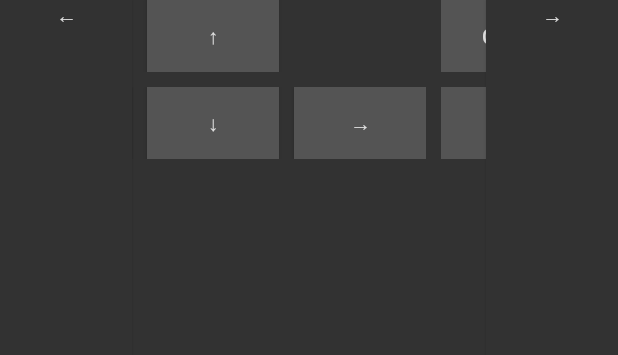
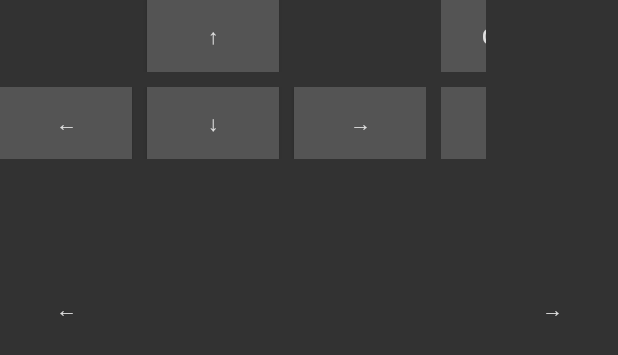
Before and after one commit to why-2004/BluetoothTouchpad2, an Android app: the layout activity_keyboard.xml on its own in the app's theme, with its tools: preview values and no code run, on a phone screen of 412 x 824 dp. Shown: the top 355 px of the screen. Run offline under Robolectric (Android 15) with nearby library versions, the light colour scheme and no system bars.

Commit message:
1.1  Localised  Keyboard bug fixed

```diff
--- a/app/src/main/AndroidManifest.xml
+++ b/app/src/main/AndroidManifest.xml
@@ -9,9 +9,9 @@
     <application
         android:name=".ArchLifecycleApp"
         android:allowBackup="true"
-        android:icon="@mipmap/ic_launcher"
+        android:icon="@drawable/ic_mouse_black_24dp"
         android:label="@string/app_name"
-        android:roundIcon="@mipmap/ic_launcher_round"
+        android:roundIcon="@drawable/ic_mouse_black_24dp"
         android:supportsRtl="true"
         android:theme="@style/AppTheme"
         tools:ignore="AllowBackup,GoogleAppIndexingWarning">
--- a/app/src/main/java/com/why/bluetoothtouchpad2/ControllerActivity.kt
+++ b/app/src/main/java/com/why/bluetoothtouchpad2/ControllerActivity.kt
@@ -102,10 +102,6 @@ class ControllerActivity : Activity() {
 
             mainHandler.post { println("zaijian") }
         }
-    }
-
-    override fun onRestart() {
-        super.onRestart()
     }
 
     fun rush(view: View)         {
--- a/app/src/main/java/com/why/bluetoothtouchpad2/KeyboardActivity.kt
+++ b/app/src/main/java/com/why/bluetoothtouchpad2/KeyboardActivity.kt
@@ -50,7 +50,7 @@ class KeyboardActivity : Activity() {
     public override fun onStop() {
         super.onStop()
         //imm.toggleSoftInput(InputMethodManager.SHOW_FORCED,0)
-        var view: View? = this.getCurrentFocus()
+        var view: View? = this.currentFocus
         if (view == null) {
             view = View(this)
         }
@@ -192,7 +192,7 @@ class KeyboardActivity : Activity() {
             Main.mp?.start()
             when(m.action){
                 MotionEvent.ACTION_DOWN->{
-                    rKeyboardSender?.sendKeyOn(KeyboardReport.KeyEventMap[KeyEvent.KEYCODE_DEL])
+                    rKeyboardSender?.sendKeyOn(KeyboardReport.KeyEventMap[KeyEvent.KEYCODE_FORWARD_DEL])
                 }
                 MotionEvent.ACTION_UP->{
                     rKeyboardSender?.sendKeyOff()
--- /dev/null
+++ b/app/src/main/res/drawable/ic_mouse_black_24dp.xml
@@ -0,0 +1,5 @@
+<vector android:height="24dp" android:tint="#E0E0E0"
+    android:viewportHeight="24.0" android:viewportWidth="24.0"
+    android:width="24dp" xmlns:android="http://schemas.android.com/apk/res/android">
+    <path android:fillColor="#FF000000" android:pathData="M13,1.07L13,9h7c0,-4.08 -3.05,-7.44 -7,-7.93zM4,15c0,4.42 3.58,8 8,8s8,-3.58 8,-8v-4L4,11v4zM11,1.07C7.05,1.56 4,4.92 4,9h7L11,1.07z"/>
+</vector>
--- a/app/src/main/res/layout/activity_keyboard.xml
+++ b/app/src/main/res/layout/activity_keyboard.xml
@@ -14,17 +14,24 @@
         android:layout_height="0dp"
         android:layout_weight="0.8"
         android:weightSum="1">
-
-        <Button
+<LinearLayout
     android:layout_width="wrap_content"
     android:layout_height="match_parent"
     android:layout_gravity="left"
+android:weightSum="1"
+    android:orientation="vertical">
+    <Button
+        android:layout_width="wrap_content"
+        android:layout_height="0dp"
         android:background="#323232"
-            android:gravity="center_horizontal"
+        android:gravity="center"
         android:onClick="moveLeft"
+        android:layout_weight="0.5"
         android:text="@string/left"
         android:textColor="#E0E0E0"
         tools:ignore="HardcodedText,NestedWeights,RtlHardcoded" />
+</LinearLayout>
+
 
         <LinearLayout
             android:layout_width="wrap_content"
@@ -170,17 +177,25 @@
 
         </LinearLayout>
 
-
-        <Button
+        <LinearLayout
             android:layout_width="wrap_content"
             android:layout_height="match_parent"
             android:layout_gravity="right"
+            android:weightSum="1"
+            android:orientation="vertical">
+            <Button
+                android:layout_width="wrap_content"
+                android:layout_height="0dp"
+                android:layout_gravity="right"
                 android:background="#323232"
-            android:gravity="center_horizontal"
+                android:gravity="center"
+                android:layout_weight="0.5"
                 android:onClick="moveRight"
                 android:text="@string/right"
                 android:textColor="#E0E0E0"
                 tools:ignore="HardcodedText,NestedWeights,RtlHardcoded" />
+
+        </LinearLayout>
     </FrameLayout>
 
 </LinearLayout>
--- a/app/src/main/res/values/colors.xml
+++ b/app/src/main/res/values/colors.xml
@@ -1,8 +1,8 @@
 <?xml version="1.0" encoding="utf-8"?>
 <resources>
-    <color name="colorPrimary">#008577</color>
-    <color name="colorPrimaryDark">#00574B</color>
-    <color name="colorAccent">#D81B60</color>
+    <color name="colorPrimary">#008585</color>
+    <color name="colorPrimaryDark">#575700</color>
+    <color name="colorAccent">#D81B6B</color>
 
     <color name="black_overlay">#66000000</color>
 </resources>
--- a/app/src/main/res/values/strings.xml
+++ b/app/src/main/res/values/strings.xml
@@ -1,35 +1,30 @@
 <resources>
-    <string name="app_name">Bluetooth Touchpad2</string>
+    <string name="app_name">Bluetooth Touchpad</string>
     <string name="not_ble_hid">Proxy received but it is not a BluetoothHidDevice</string>
-
-    <string name="title_activity_mouse">MouseActivity</string>
-    <string name="dummy_button">Dummy Button</string>
-    <string name="dummy_content">DUMMY\nCONTENT</string>
-    <string name="tutorial_string">Thank you for testing! There are now 4 input methods: Trackpad, TouchNub, Pointer and Keyboard. \n\nTrackpad is self-explanatory. \n\nNub acts like a joystick, just like a Thinkpad TrackPoint or New Nintendo 3DS C-Stick. \n\nPointer acts like a magic mouse, Wii Remote or Switch Joy-Con: Just point and click! (You may need to center the pointer for stability.)\n\nKeyboard works like a normal keyboard, with arrow keys! (Please note that Swiftkey Keyboard is not supported due to bugs with spacebar.)\n\n Just use the buttons on the side to navigate!\n\n\n Connections:\nYou can connect to any Android phone or Windows computer (Apple products not officially supported yet). Simply connect to your phone from the computer (Make sure both have Bluetooth on!) and wait. (The pointer might freeze for a few seconds. This is normal.)\n\n\nThank you so much for trying my app!</string>
-    <string name="android_mousepad">Android Mousepad</string>
+    <string name="title_activity_mouse" translatable="false">MouseActivity</string>
     <string name="understood">Understood! (This message will not repeat on subsequent startups)</string>
     <string name="proceed">Proceed</string>
     <string name="recenter_detector">Recenter Detector</string>
     <string name="gyro_not_avail">It seems that your phone does not support gyroscopic input, accelerometer input, or both. A such, please note that some features like Gyro Mouse will not be available.</string>
-    <string name="up">\u2191</string>
-    <string name="down">\u2193</string>
-    <string name="left">\u2190</string>
-    <string name="right">\u2192</string>
-    <string name="choose_a_control_type">Choose a control type!</string>
+    <string name="up" translatable="false">\u2191</string>
+    <string name="down" translatable="false">\u2193</string>
+    <string name="left" translatable="false">\u2190</string>
+    <string name="right" translatable="false">\u2192</string>
     <string name="trackpad">Trackpad</string>
     <string name="trackpoint">TrackPoint</string>
     <string name="pointer">Pointer</string>
     <string name="keyboard">Keyboard</string>
     <string name="bluetooth_connected">Bluetooth Connected!</string>
     <string name="connect_first">Please connect first!</string>
-    <string name="ctrl">Ctrl</string>
-    <string name="alt">Alt</string>
-    <string name="tab">Tab</string>
-    <string name="win">Win</string>
-    <string name="del">Del</string>
+    <string name="ctrl" translatable="false">Ctrl</string>
+    <string name="alt" translatable="false">Alt</string>
+    <string name="tab" translatable="false">Tab</string>
+    <string name="del" translatable="false">Del</string>
     <string name="text_pipe">Text Pipe</string>
     <string name="send_text">Send text!</string>
     <string name="auto_click">Auto-Click</string>
+    <string name="choose_a_control_type">Choose a control type!</string>
+    <string name="tutorial_string">"Thank you for using this app! To connect, go to the next screen and turn on your Bluetooth (if you haven't already). Subsequently, enter your other device's pairing menu and search for this device. Once paired, enjoy the app! "</string>
 
 
 </resources>
```
Also changed, not shown: 3 other files. Lines whose indentation alone changed are shown as unchanged.
